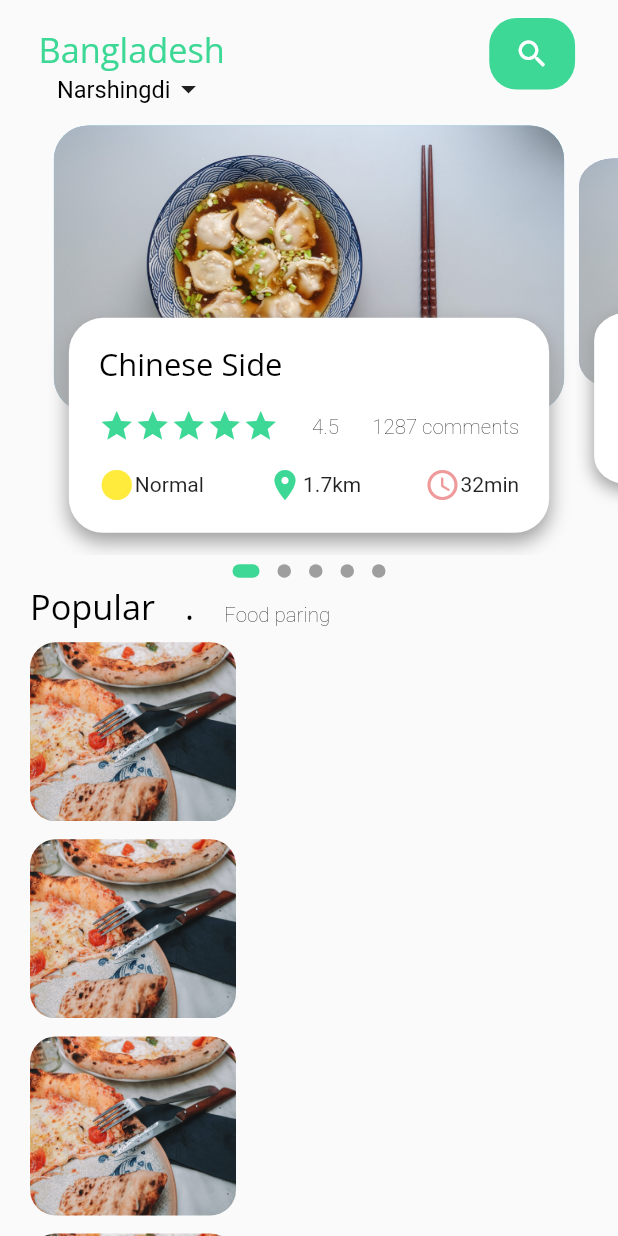
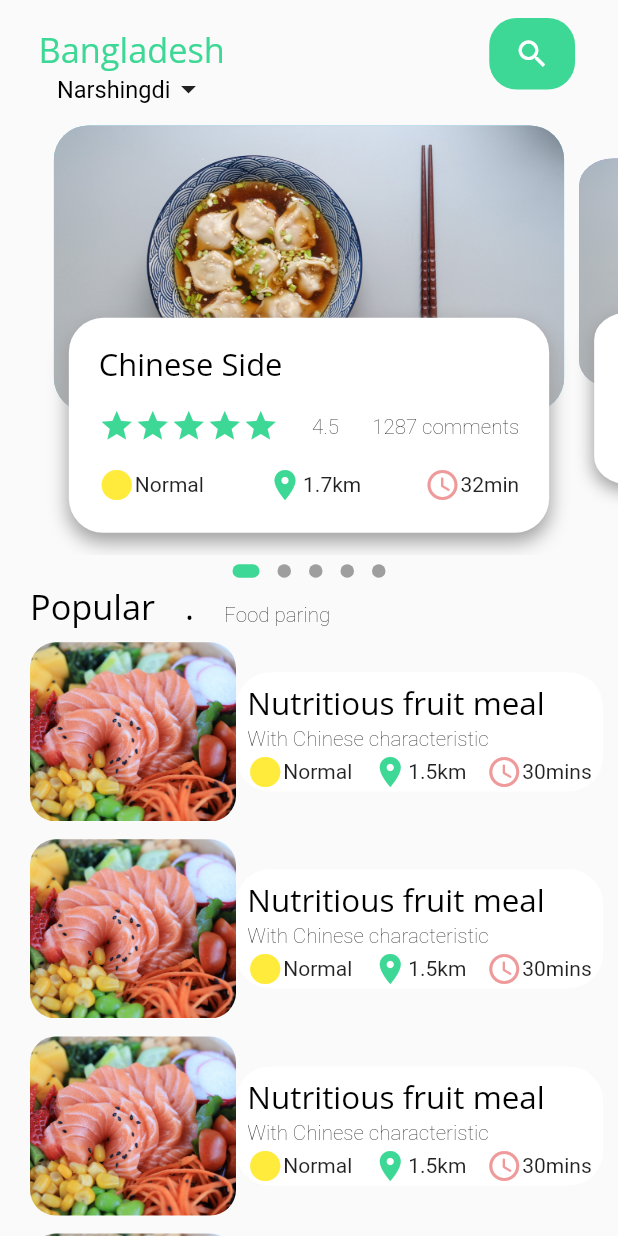
Before and after one commit to gt-lcy96/fultter_food_delivery, a Flutter app: the screen it shows after launch, on a phone screen of 412 x 824 dp. Run offline on Flutter 3.47's test engine with Material 2 defaults, Android fonts, the phone set to English and light mode, and no system bars; drawn by our look-alikes of dots_indicator; our stand-ins replace flutter_screenutil.

Commit message:
finish popularSuggestList description

```diff
--- a/lib/pages/main_food/main_food_page.dart
+++ b/lib/pages/main_food/main_food_page.dart
@@ -17,7 +17,7 @@ class MainFoodPage extends StatelessWidget {
               padding: const EdgeInsets.only(bottom: 10),
               child: popularTitleTexts(),
             ),
-            Expanded(child: popularSuggestList()),
+            Expanded(child: SingleChildScrollView(child: popularSuggestList())),
           ],
         ),
       ),
--- a/lib/pages/main_food/widgets/main_food_widgets.dart
+++ b/lib/pages/main_food/widgets/main_food_widgets.dart
@@ -136,7 +136,7 @@ Widget popularTitleTexts() {
 Widget popularSuggestList() {
   return ListView.separated(
       shrinkWrap: true,
-      physics: AlwaysScrollableScrollPhysics(),
+      physics: NeverScrollableScrollPhysics(),
       scrollDirection: Axis.vertical,
       separatorBuilder: (context, index) => SizedBox(height: 10.h),
       itemCount: 5,
@@ -155,9 +155,31 @@ Widget popularSuggestList() {
                     color: Colors.white38,
                     image: const DecorationImage(
                       fit: BoxFit.cover,
-                      image: AssetImage("assets/images/pizza.jpg"),
+                      image: AssetImage("assets/images/Nutritious meal.jpg"),
                     ),
                   )),
+              Expanded(
+                child: Container(
+                  height: 90.h,
+                  margin: EdgeInsets.only(top: 20, bottom: 20, right: 10),
+                  decoration: BoxDecoration(
+                    color: Colors.white,
+                    borderRadius: BorderRadius.circular(20.w),
+                  ),
+                  child: Padding(
+                    padding: const EdgeInsets.only(left: 7.5, top: 7.5, right: 7.5),
+                    child: Column(
+                      mainAxisAlignment: MainAxisAlignment.spaceAround,
+                      crossAxisAlignment: CrossAxisAlignment.start,
+                      children: [
+                        bigText("Nutritious fruit meal", fontSize: 16.sp),
+                        smallText("With Chinese characteristic"),
+                        IconStatusList("Normal", "1.5km", "30mins"),
+                      ],
+                    ),
+                  ),
+                ),
+              )
             ],
           ),
         );
```
